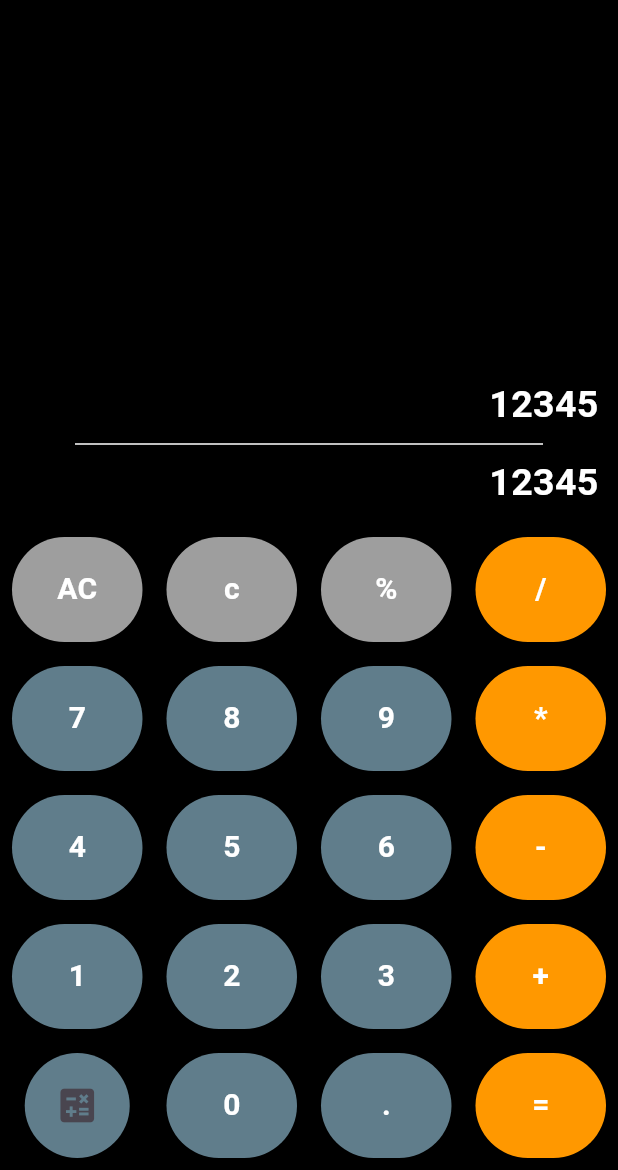
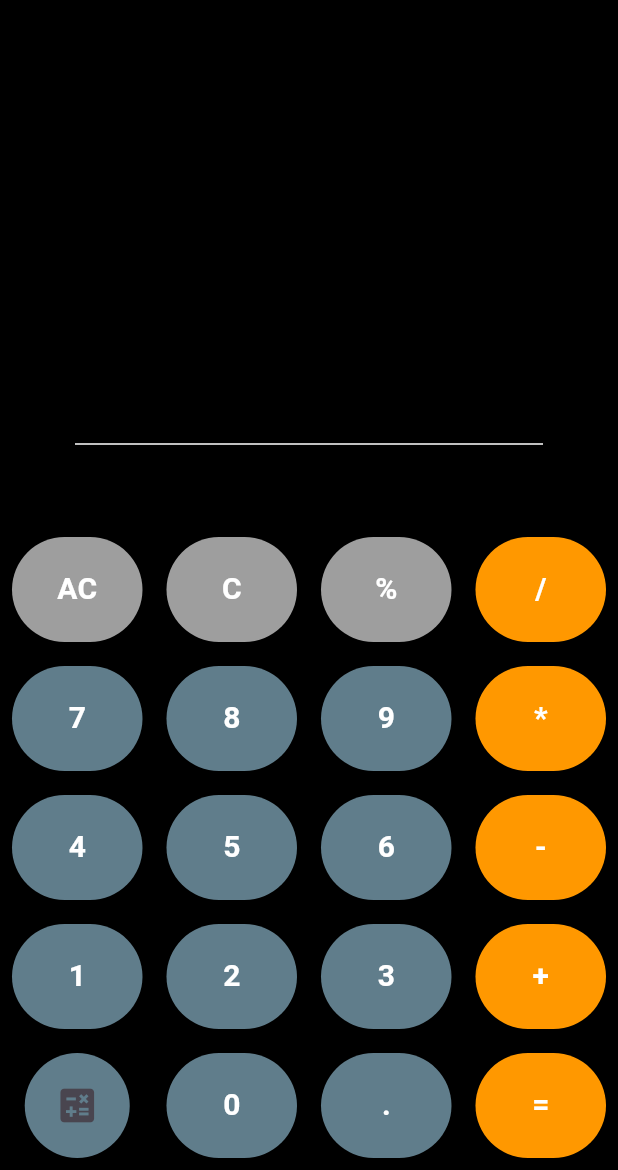
Before and after one commit to hananwaleed/Calculator_App, a Flutter app: the screen it shows after launch, on a phone screen of 412 x 824 dp, the part 66-1236 px from its top. Run offline on Flutter 3.47's test engine with Material 3 defaults, Android fonts, the phone set to English and light mode, and no system bars.

Commit message:
Upload Changes

```diff
--- a/lib/Screens/HomeScreen.dart
+++ b/lib/Screens/HomeScreen.dart
@@ -2,8 +2,29 @@ import 'package:calculator_app/constants/constants.dart';
 import 'package:calculator_app/widgets/CustomButton.dart';
 import 'package:flutter/material.dart';
 
-class HomeScreen extends StatelessWidget {
+class HomeScreen extends StatefulWidget {
   const HomeScreen({super.key});
+
+  @override
+  State<HomeScreen> createState() => _HomeScreenState();
+}
+
+class _HomeScreenState extends State<HomeScreen> {
+  void numClick(String btnText) {
+    if (btnText == "Ac") {
+      setState(() {
+        exp = "";
+        history = "";
+      });
+      mum1 = 0;
+      num2 = 0;
+    }
+  }
+
+  String exp = "";
+  String history = "";
+  double mum1 = 0;
+  double num2 = 0;
 
   @override
   Widget build(BuildContext context) {
@@ -19,77 +40,141 @@ class HomeScreen extends StatelessWidget {
         children: [
           Container(
             margin: EdgeInsets.only(right: 13),
-            child: Text("12345", style: Constants.styleOne),
+            child: Text(history, style: Constants.styleOne),
             alignment: Alignment.centerRight,
           ),
           Divider(color: Colors.white, thickness: 1, indent: 50, endIndent: 50),
           Container(
             margin: EdgeInsets.only(right: 13),
-            child: Text("12345", style: Constants.styleOne),
+            child: Text(exp, style: Constants.styleOne),
             alignment: Alignment.centerRight,
           ),
           SizedBox(height: 10),
           Row(
             children: [
               Expanded(
-                child: Custombutton(btnColor: Colors.grey, btnText: "AC"),
+                child: CustomButton(
+                  btnColor: Colors.grey,
+                  btnText: "AC",
+                  callback: numClick,
+                ),
               ),
               Expanded(
-                child: Custombutton(btnColor: Colors.grey, btnText: "c"),
+                child: CustomButton(
+                  btnColor: Colors.grey,
+                  btnText: "C",
+                  callback: numClick,
+                ),
               ),
               Expanded(
-                child: Custombutton(btnColor: Colors.grey, btnText: "%"),
+                child: CustomButton(
+                  btnColor: Colors.grey,
+                  btnText: "%",
+                  callback: numClick,
+                ),
               ),
               Expanded(
-                child: Custombutton(btnColor: Colors.orange, btnText: "/"),
+                child: CustomButton(
+                  btnColor: Colors.orange,
+                  btnText: "/",
+                  callback: numClick,
+                ),
               ),
             ],
           ),
           Row(
             children: [
               Expanded(
-                child: Custombutton(btnColor: Colors.blueGrey, btnText: "7"),
+                child: CustomButton(
+                  btnColor: Colors.blueGrey,
+                  btnText: "7",
+                  callback: numClick,
+                ),
               ),
               Expanded(
-                child: Custombutton(btnColor: Colors.blueGrey, btnText: "8"),
+                child: CustomButton(
+                  btnColor: Colors.blueGrey,
+                  btnText: "8",
+                  callback: numClick,
+                ),
               ),
               Expanded(
-                child: Custombutton(btnColor: Colors.blueGrey, btnText: "9"),
+                child: CustomButton(
+                  btnColor: Colors.blueGrey,
+                  btnText: "9",
+                  callback: numClick,
+                ),
               ),
               Expanded(
-                child: Custombutton(btnColor: Colors.orange, btnText: "*"),
+                child: CustomButton(
+                  btnColor: Colors.orange,
+                  btnText: "*",
+                  callback: numClick,
+                ),
               ),
             ],
           ),
           Row(
             children: [
               Expanded(
-                child: Custombutton(btnColor: Colors.blueGrey, btnText: "4"),
+                child: CustomButton(
+                  btnColor: Colors.blueGrey,
+                  btnText: "4",
+                  callback: numClick,
+                ),
               ),
               Expanded(
-                child: Custombutton(btnColor: Colors.blueGrey, btnText: "5"),
+                child: CustomButton(
+                  btnColor: Colors.blueGrey,
+                  btnText: "5",
+                  callback: numClick,
+                ),
               ),
               Expanded(
-                child: Custombutton(btnColor: Colors.blueGrey, btnText: "6"),
+                child: CustomButton(
+                  btnColor: Colors.blueGrey,
+                  btnText: "6",
+                  callback: numClick,
+                ),
               ),
               Expanded(
-                child: Custombutton(btnColor: Colors.orange, btnText: "-"),
+                child: CustomButton(
+                  btnColor: Colors.orange,
+                  btnText: "-",
+                  callback: numClick,
+                ),
               ),
             ],
           ),
           Row(
             children: [
               Expanded(
-                child: Custombutton(btnColor: Colors.blueGrey, btnText: "1"),
+                child: CustomButton(
+                  btnColor: Colors.blueGrey,
+                  btnText: "1",
+                  callback: numClick,
+                ),
               ),
               Expanded(
-                child: Custombutton(btnColor: Colors.blueGrey, btnText: "2"),
+                child: CustomButton(
+                  btnColor: Colors.blueGrey,
+                  btnText: "2",
+                  callback: numClick,
+                ),
               ),
               Expanded(
-                child: Custombutton(btnColor: Colors.blueGrey, btnText: "3"),
+                child: CustomButton(
+                  btnColor: Colors.blueGrey,
+                  btnText: "3",
+                  callback: numClick,
+                ),
               ),
               Expanded(
-                child: Custombutton(btnColor: Colors.orange, btnText: "+"),
+                child: CustomButton(
+                  btnColor: Colors.orange,
+                  btnText: "+",
+                  callback: numClick,
+                ),
               ),
             ],
           ),
@@ -112,13 +197,25 @@ class HomeScreen extends StatelessWidget {
                 ),
               ),
               Expanded(
-                child: Custombutton(btnColor: Colors.blueGrey, btnText: "0"),
+                child: CustomButton(
+                  btnColor: Colors.blueGrey,
+                  btnText: "0",
+                  callback: numClick,
+                ),
               ),
               Expanded(
-                child: Custombutton(btnColor: Colors.blueGrey, btnText: "."),
+                child: CustomButton(
+                  btnColor: Colors.blueGrey,
+                  btnText: ".",
+                  callback: numClick,
+                ),
               ),
               Expanded(
-                child: Custombutton(btnColor: Colors.orange, btnText: "="),
+                child: CustomButton(
+                  btnColor: Colors.orange,
+                  btnText: "=",
+                  callback: numClick,
+                ),
               ),
             ],
           ),
--- a/lib/constants/constants.dart
+++ b/lib/constants/constants.dart
@@ -1,5 +1,5 @@
 import 'package:flutter/material.dart';
-import 'package:flutter/widgets.dart';
+
 
 class Constants {
   static TextStyle styleOne = TextStyle(
--- a/lib/widgets/CustomButton.dart
+++ b/lib/widgets/CustomButton.dart
@@ -1,23 +1,35 @@
 import 'package:calculator_app/constants/constants.dart';
 import 'package:flutter/material.dart';
 
-class Custombutton extends StatelessWidget {
-  const Custombutton({super.key,required this.btnColor,required this.btnText});
+class CustomButton extends StatelessWidget {
+  const CustomButton({
+    super.key,
+    required this.btnColor,
+    required this.btnText,
+    required this.callback,
+  });
+
   final Color btnColor;
   final String btnText;
+  final Function callback;
+
   @override
   Widget build(BuildContext context) {
     return Expanded(
-      flex: 1,
+      child: GestureDetector(
+        onTap: () {
+          callback(btnText);
+        },
         child: Container(
           width: 70,
           height: 70,
-
-        child: Text(btnText,style: Constants.styleTwo,),
           margin: EdgeInsets.all(8),
           alignment: Alignment.center,
           decoration: BoxDecoration(
-          borderRadius: BorderRadius.circular(50),  color: btnColor,
+            borderRadius: BorderRadius.circular(50),
+            color: btnColor,
+          ),
+          child: Text(btnText, style: Constants.styleTwo),
         ),
       ),
     );
```
Lines whose indentation alone changed are shown as unchanged.
